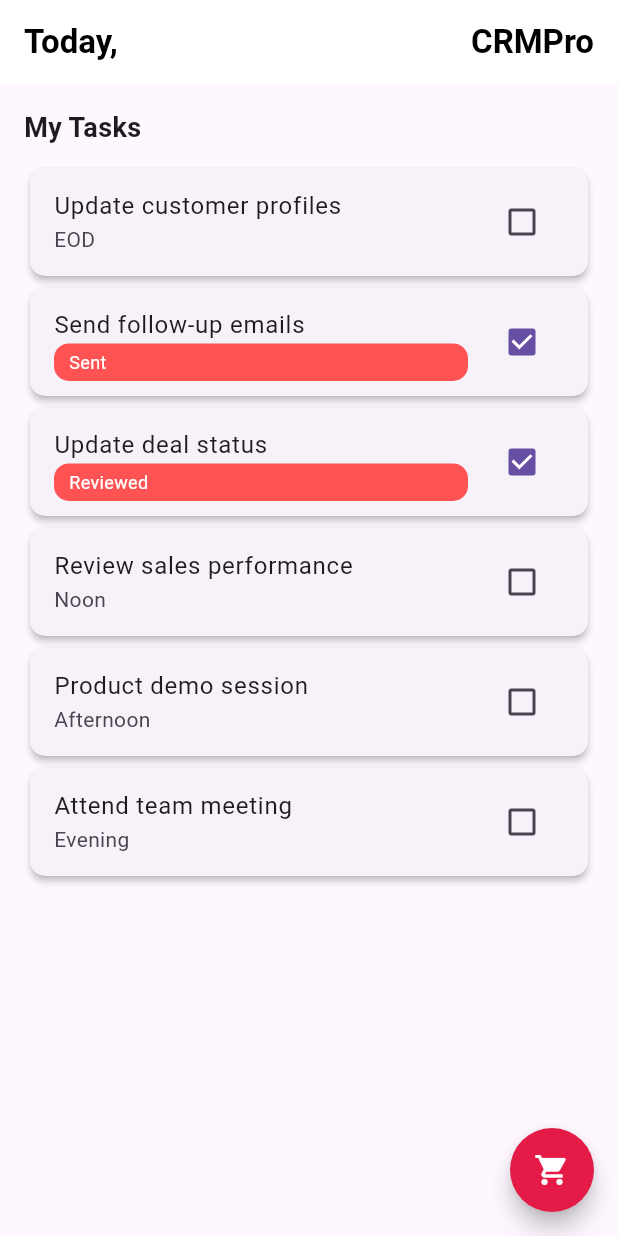
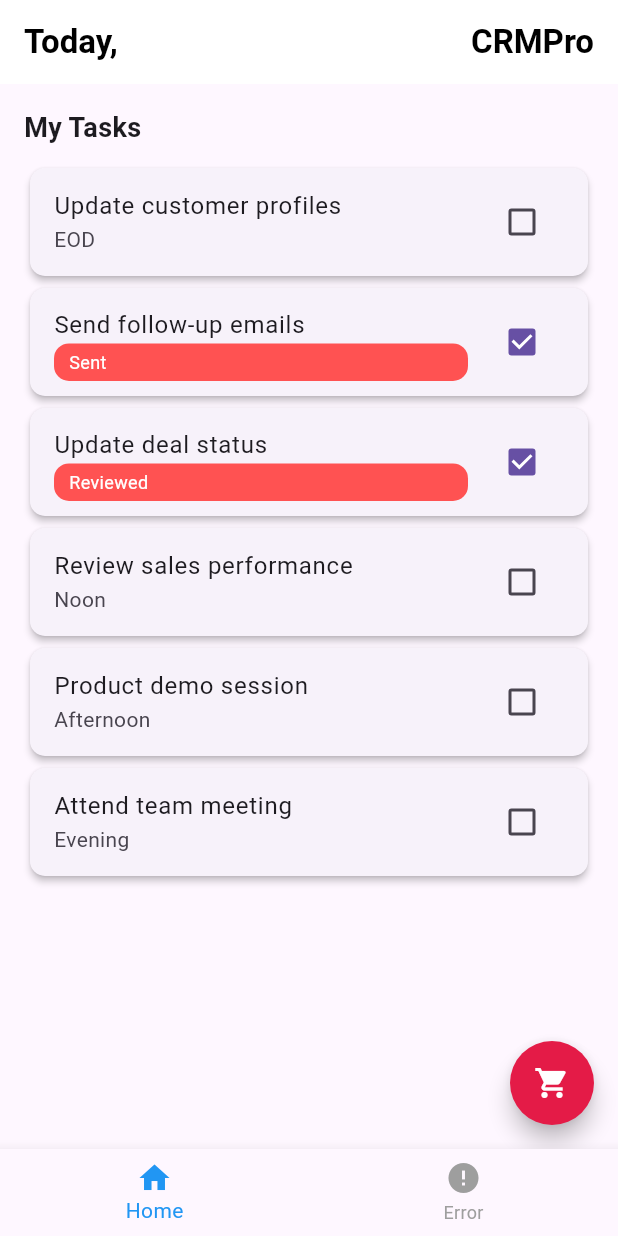
Before and after one commit to SaiSharan2005/Flutter_pura_CRM, a Flutter app: the screen it shows after launch, after a tap on "Salesman Home", on a phone screen of 412 x 824 dp. Run offline on Flutter 3.47's test engine with Material 3 defaults, Android fonts, the light colour scheme and no system bars; our stand-ins replace equatable, flutter_bloc, flutter_secure_storage.

Commit message:
fixed the dynamic navbar

```diff
--- a/lib/main.dart
+++ b/lib/main.dart
@@ -9,7 +9,6 @@ import 'package:pura_crm/features/auth/data/repositories/salesman_repository_imp
 import 'package:pura_crm/features/auth/domain/repositories/logistic_repository.dart';
 import 'package:pura_crm/features/auth/domain/repositories/manager_repository.dart';
 import 'package:pura_crm/features/auth/domain/repositories/salesman_repository.dart';
-import 'package:pura_crm/features/auth/presentation/pages/404_not_found.dart';
 import 'package:pura_crm/features/auth/presentation/pages/login_page.dart';
 import 'package:pura_crm/features/auth/presentation/pages/logistic_person_page.dart';
 import 'package:pura_crm/features/auth/presentation/pages/manager_page.dart';
@@ -29,10 +28,6 @@ import 'package:http/http.dart' as http;
 import 'package:pura_crm/features/products/presentation/state/cart_bloc.dart';
 import 'package:pura_crm/features/salesman/presentation/pages/salesman_homepage.dart';
 import 'package:pura_crm/utils/dynamic_navbar.dart';
-
-// Add these imports if they are not already included
-import 'package:pura_crm/features/products/presentation/pages/product_details_page.dart';
-import 'package:pura_crm/features/products/domain/usecases/product_usecase.dart';
 
 void main() {
   runApp(MyApp());
@@ -75,6 +70,7 @@ class MyApp extends StatelessWidget {
     updateCartItemUseCase = UpdateCartItemUseCase(cartRepository);
     getCartsByUserIdUseCase = GetCartsByUserIdUseCase(cartRepository);
     getCartItemsUseCase = GetCartItemsUseCase(cartRepository);
+
     return MultiProvider(
       providers: [
         ChangeNotifierProvider(
@@ -99,188 +95,39 @@ class MyApp extends StatelessWidget {
   }
 
   Route<dynamic> _generateRoute(RouteSettings settings) {
-    final args = settings.arguments;
-
-    switch (settings.name) {
-      case '/signup':
-        return MaterialPageRoute(
-          builder: (context) =>
-              RegistrationPage(remoteDataSource: remoteDataSource),
-        );
-      case '/login':
-        return MaterialPageRoute(
-          builder: (context) => LoginPage(remoteDataSource: remoteDataSource),
-        );
-      case '/salesman':
-        return MaterialPageRoute(
-          builder: (context) => SalesmanCreatePage(),
-        );
-      case '/manager':
-        return MaterialPageRoute(
-          builder: (context) =>
-              ManagerCreatePage(repository: managerRepository),
-        );
-      case '/logistic':
-        return MaterialPageRoute(
-          builder: (context) =>
-              LogisticPersonCreatePage(repository: logisticPersonRepository),
-        );
-      case '/product/add':
-        return MaterialPageRoute(
-          builder: (context) =>
-              ProductCreatePage(createProductUseCase: createProductUseCase),
-        );
-      case '/products':
-        return MaterialPageRoute(
-          builder: (context) => AllProductsPage(
-              getAllProductsUseCase: GetAllProductsUseCase(productRepository)),
-        );
-      case '/cart':
-        return MaterialPageRoute(
-          builder: (context) => UserCartsPage(),
-        );
-      case '/salesmanHome':
-        return MaterialPageRoute(
-          builder: (context) => SalesmanApp(),
-        );
-      case '/product':
-        if (args is ProductDetailsArguments) {
-          return MaterialPageRoute(
-            builder: (context) => ProductDetailsPage(
-              getProductByIdUseCase: args.getProductByIdUseCase,
-              productId: args.productId,
-            ),
-          );
-        }
-        // If args are not valid, return a fallback or error page.
-        return MaterialPageRoute(
-          builder: (context) => NotFoundPage(),
-        );
-      default:
-        return MaterialPageRoute(
-          builder: (context) => HomePage(),
-        );
-    }
-  }
-
-  // Fallback page in case of an error
-  Widget _errorPage() {
-    return Scaffold(
-      body: Center(
-        child: Text('Error: Route not found!'),
+    return MaterialPageRoute(
+      builder: (context) => MainLayout(
+        child: _buildPage(settings.name ?? '/'),
       ),
     );
   }
+
+  Widget _buildPage(String? routeName) {
+    switch (routeName) {
+      case '/signup':
+        return RegistrationPage(remoteDataSource: remoteDataSource);
+      case '/login':
+        return LoginPage(remoteDataSource: remoteDataSource);
+      case '/salesman':
+        return SalesmanCreatePage();
+      case '/manager':
+        return ManagerCreatePage(repository: managerRepository);
+      case '/logistic':
+        return LogisticPersonCreatePage(repository: logisticPersonRepository);
+      case '/product/add':
+        return ProductCreatePage(createProductUseCase: createProductUseCase);
+      case '/products':
+        return AllProductsPage(
+            getAllProductsUseCase: GetAllProductsUseCase(productRepository));
+      case '/cart':
+        return UserCartsPage();
+      case '/salesmanHome':
+        return SalesmanApp();
+      default:
+        return HomePage();
+    }
+  }
 }
-
-// Define arguments for the ProductDetailsPage
-class ProductDetailsArguments {
-  final GetProductByIdUseCase getProductByIdUseCase;
-  final int productId;
-
-  ProductDetailsArguments(
-      {required this.getProductByIdUseCase, required this.productId});
-}
-
-// void main() {
-//   runApp(MyApp());
-// }
-
-// class MyApp extends StatelessWidget {
-//   MyApp({Key? key}) : super(key: key);
-
-//   final String apiBaseUrl = 'http://localhost:8005/api';
-//   final apiClient = ApiClient('http://localhost:8005/api', http.Client());
-
-//   late final RemoteDataSource remoteDataSource;
-//   late final SalesmanRepository salesmanRepository;
-//   late final ManagerRepository managerRepository;
-//   late final LogisticPersonRepository logisticPersonRepository;
-//   late final ProductRepository productRepository;
-//   late final CreateProductUseCase createProductUseCase;
-//   late final CartRepositoryImpl cartRepository;
-//   late final CreateCartUseCase createCartUseCase;
-//   late final AddItemToCartUseCase addItemToCartUseCase;
-//   late final RemoveItemFromCartUseCase removeItemFromCartUseCase;
-//   late final UpdateCartItemUseCase updateCartItemUseCase;
-//   late final GetCartsByUserIdUseCase getCartsByUserIdUseCase;
-//   late final GetCartItemsUseCase getCartItemsUseCase;
-
-//   @override
-//   Widget build(BuildContext context) {
-//     // Initialize all the dependencies
-//     remoteDataSource = RemoteDataSource(apiClient);
-//     salesmanRepository = SalesmanRepositoryImpl(apiClient);
-//     managerRepository = ManagerRepositoryImpl(apiClient);
-//     logisticPersonRepository = LogisticPersonRepositoryImpl(apiClient);
-//     productRepository = ProductRepositoryImpl(apiClient);
-//     createProductUseCase = CreateProductUseCase(productRepository);
-//     cartRepository = CartRepositoryImpl(apiClient);
-
-//     createCartUseCase = CreateCartUseCase(cartRepository);
-//     addItemToCartUseCase = AddItemToCartUseCase(cartRepository);
-//     removeItemFromCartUseCase = RemoveItemFromCartUseCase(cartRepository);
-//     updateCartItemUseCase = UpdateCartItemUseCase(cartRepository);
-//     getCartsByUserIdUseCase = GetCartsByUserIdUseCase(cartRepository);
-//     getCartItemsUseCase = GetCartItemsUseCase(cartRepository);
-
-//     return MultiProvider(
-//       providers: [
-//         ChangeNotifierProvider(
-//             create: (_) => SalesmanProvider(salesmanRepository)),
-//         BlocProvider(
-//           create: (_) => CartBloc(
-//             createCartUseCase: createCartUseCase,
-//             addItemToCartUseCase: addItemToCartUseCase,
-//             removeItemFromCartUseCase: removeItemFromCartUseCase,
-//             updateCartItemUseCase: updateCartItemUseCase,
-//             getCartsByUserIdUseCase: getCartsByUserIdUseCase,
-//             getCartItemsUseCase: getCartItemsUseCase,
-//           ),
-//         ),
-//       ],
-//       child: MaterialApp(
-//         title: 'Pura CRM',
-//         theme: ThemeData(primarySwatch: Colors.blue),
-//         onGenerateRoute: _generateRoute,
-//       ),
-//     );
-//   }
-
-//   Route<dynamic> _generateRoute(RouteSettings settings) {
-//     return MaterialPageRoute(
-//       builder: (context) => MainLayout(
-//         child: _buildPage(settings.name ?? '/'),
-//       ),
-//     );
-//   }
-
-//   Widget _buildPage(String? routeName) {
-//     switch (routeName) {
-//       case '/signup':
-//         return RegistrationPage(remoteDataSource: remoteDataSource);
-//       case '/login':
-//         return LoginPage(remoteDataSource: remoteDataSource);
-//       case '/salesman':
-//         return SalesmanCreatePage();
-//       case '/manager':
-//         return ManagerCreatePage(repository: managerRepository);
-//       case '/logistic':
-//         return LogisticPersonCreatePage(repository: logisticPersonRepository);
-//       case '/product/add':
-//         return ProductCreatePage(createProductUseCase: createProductUseCase);
-//       case '/products':
-//         return AllProductsPage(
-//             getAllProductsUseCase: GetAllProductsUseCase(productRepository));
-//       case '/cart':
-//         return UserCartsPage();
-//       case '/salesmanHome':
-//         return SalesmanApp();
-//       default:
-//         return HomePage();
-//     }
-//   }
-// }
 
 class HomePage extends StatelessWidget {
   @override
```
